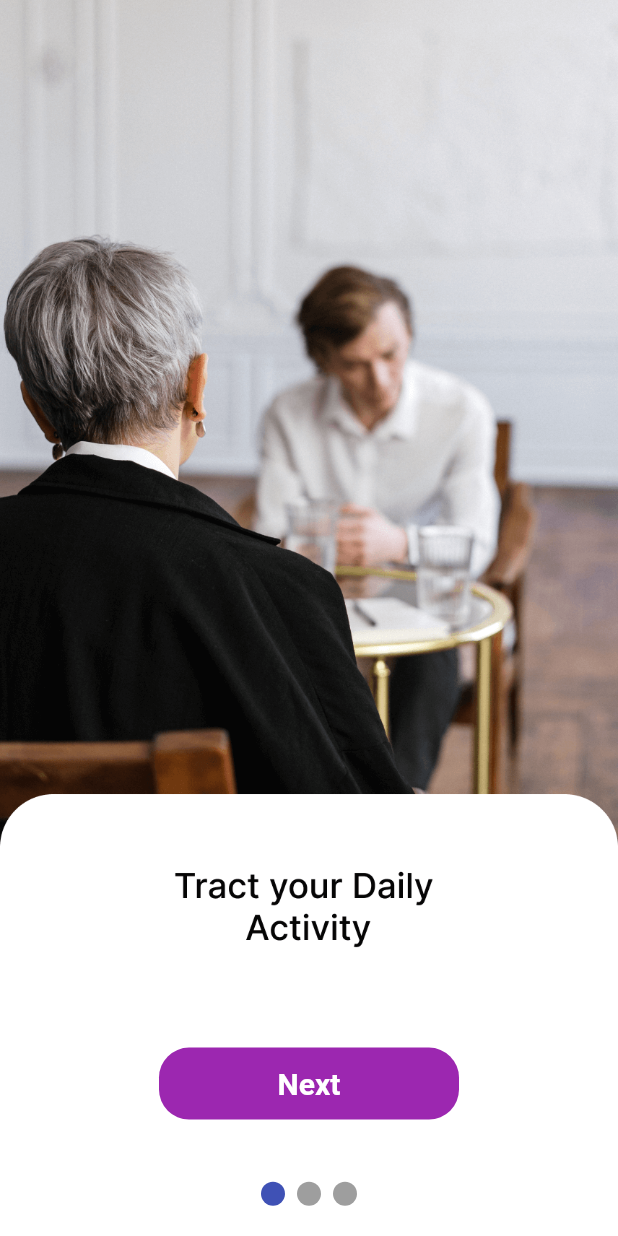
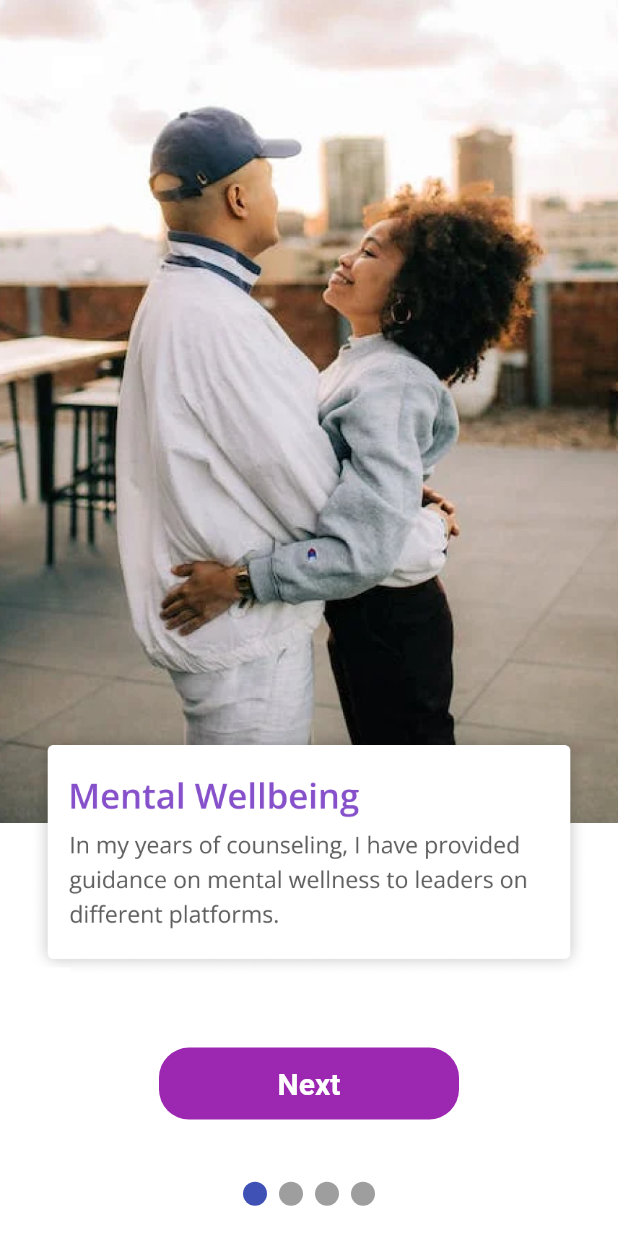
Before and after one commit to uxdlab/letsloveright-app, a Flutter app: the screen it shows after launch, on a phone screen of 412 x 824 dp. Run offline on Flutter 3.47's test engine with Material 2 defaults, Android fonts, the phone set to English and light mode, and no system bars; drawn by our look-alikes of smooth_page_indicator; our stand-ins replace cloud_firestore, firebase_auth, firebase_core, firebase_storage, google_fonts, hive_flutter and 1 more; accounts and stored records are empty; Roboto replaces fonts that are missing (Ubuntu).

```diff
--- a/lib/pages/onboarding_screen.dart
+++ b/lib/pages/onboarding_screen.dart
@@ -22,13 +22,14 @@ class _OnboardingScreenState extends State<OnboardingScreen> {
             controller: _controller,
             onPageChanged: (index) {
               setState(() {
-                lastPage = (index == 2);
+                lastPage = (index == 3);
               });
             },
             children: const [
-              OnboardingPage(pageContent: "assets/images/onboarding_1.png"),
-              OnboardingPage(pageContent: "assets/images/onboarding_2.png"),
-              OnboardingPage(pageContent: "assets/images/onboarding_3.png"),
+              OnboardingPage(pageContent: "assets/images/onboarding_11.png"),
+              OnboardingPage(pageContent: "assets/images/onboarding_12.png"),
+              OnboardingPage(pageContent: "assets/images/onboarding_13.png"),
+              OnboardingPage(pageContent: "assets/images/onboarding_14.png"),
             ],
           ),
           Container(
@@ -85,7 +86,7 @@ class _OnboardingScreenState extends State<OnboardingScreen> {
             alignment: const Alignment(0, 0.95),
             child: SmoothPageIndicator(
               controller: _controller,
-              count: 3,
+              count: 4,
             ),
           ),
         ],
```
Also changed, not shown: assets/images/onboarding_1.png (deleted), assets/images/onboarding_11.png (added), assets/images/onboarding_12.png (added), assets/images/onboarding_13.png (added), assets/images/onboarding_14.png (added), assets/images/onboarding_2.png (deleted), assets/images/onboarding_3.png (deleted), 2 other files.
